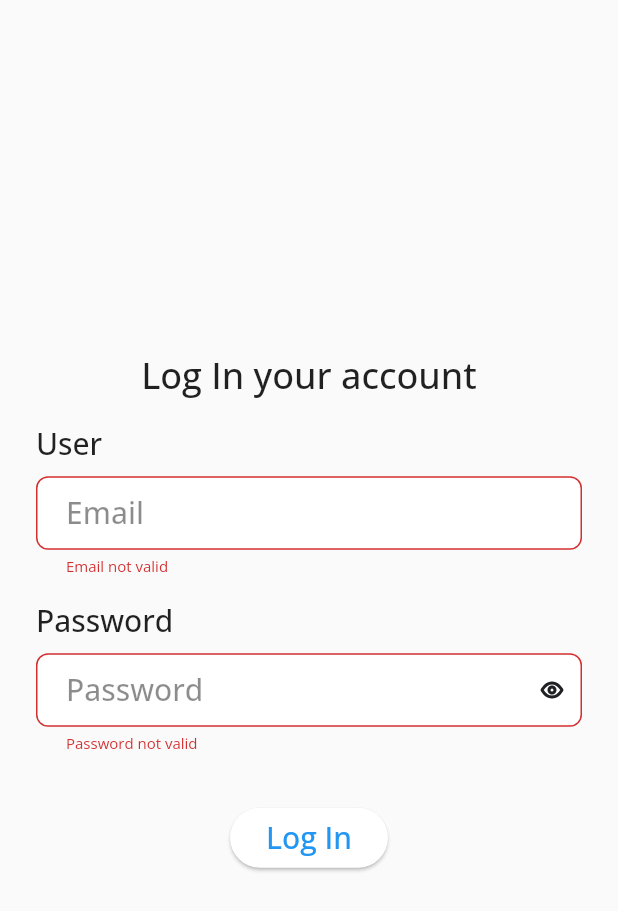
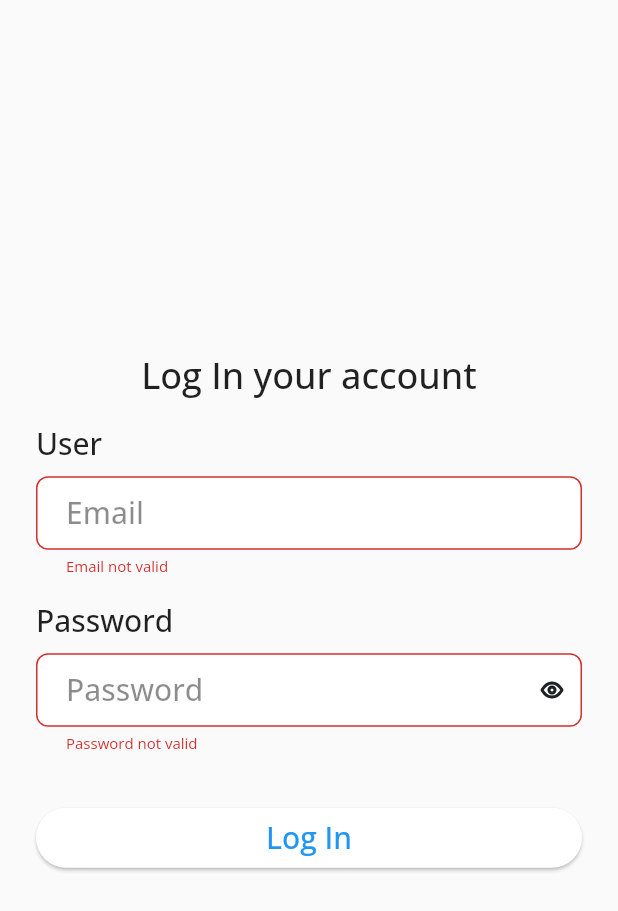
Before and after one commit to Alvardud/IO_Extended_2023_GDG_La_Paz, a Flutter app: the screen it shows after launch, after a tap on "Log In", on a phone screen of 412 x 824 dp. Shown: the top 911 px of the screen. Run offline on Flutter 3.47's test engine with Material 2 defaults, Android fonts, the phone set to English and light mode, and no system bars; our stand-ins replace cloud_firestore, firebase_auth, firebase_core, flutter_svg, google_fonts, shared_preferences; accounts and stored records are empty.

Commit message:
fixing bugs

```diff
--- a/lib/src/config/init_app.dart
+++ b/lib/src/config/init_app.dart
@@ -3,6 +3,7 @@ import 'dart:developer';
 import 'package:io_extended_2023_gdg_la_paz/main.dart';
 import 'package:io_extended_2023_gdg_la_paz/src/plugins/theme_controller.dart';
 import 'package:io_extended_2023_gdg_la_paz/src/ui/pages/onboarding/onboarding_page.dart';
+import 'package:io_extended_2023_gdg_la_paz/src/ui/pages/portal/portal_page.dart';
 
 import '../plugins/auth/auth.dart';
 import '../ui/pages/auth/login_page.dart';
@@ -24,10 +25,10 @@ class InitAppController {
           ?.pushNamedAndRemoveUntil(LoginPage.route, (route) => false);
       return;
     }
-    log('entra tambien aca');
+    // log('entra tambien aca');
     // await Future.delayed(const Duration(seconds: 2));
     navigatorKey.currentState
-        ?.pushNamedAndRemoveUntil(OnboardingPage.route, (route) => false);
+        ?.pushNamedAndRemoveUntil(PortalPage.route, (route) => false);
     return;
   }
 }
--- a/lib/src/plugins/firebase/firestore_service.dart
+++ b/lib/src/plugins/firebase/firestore_service.dart
@@ -1,5 +1,4 @@
 import 'dart:convert';
-import 'dart:developer';
 
 import 'package:cloud_firestore/cloud_firestore.dart';
 
--- a/lib/src/ui/pages/auth/login_page.dart
+++ b/lib/src/ui/pages/auth/login_page.dart
@@ -111,12 +111,15 @@ class _LoginPageState extends State<LoginPage> {
                         ? const Center(
                             child: CircularProgressIndicator(),
                           )
-                        : ElevatedButton(
-                            onPressed: _onTapLogin,
-                            child: const Text('Log In',
-                                style: TextStyle(
-                                  fontSize: 20,
-                                ))),
+                        : SizedBox(
+                          width: double.infinity,
+                          child: ElevatedButton(
+                              onPressed: _onTapLogin,
+                              child: const Text('Log In',
+                                  style: TextStyle(
+                                    fontSize: 20,
+                                  ))),
+                        ),
                   ),
                   const SizedBox(
                     height: 8,
--- a/lib/src/ui/pages/auth/login_service.dart
+++ b/lib/src/ui/pages/auth/login_service.dart
@@ -8,7 +8,7 @@ import 'package:io_extended_2023_gdg_la_paz/src/plugins/auth/auth.dart';
 import 'package:io_extended_2023_gdg_la_paz/src/ui/pages/auth/user_store.dart';
 
 import '../../../config/middleware.dart';
-import '../portal/portal_page.dart';
+import '../onboarding/onboarding_page.dart';
 
 class LoginService extends ServiceConfig{
   final store = UserStore.store;
@@ -21,7 +21,7 @@ class LoginService extends ServiceConfig{
     final response = await firestoreFetch('/$uid');
     if (response.status == StatusNetwork.connected) {
       store.user = UserApp.fromMap(response.data);
-      navigatorKey.currentState?.pushNamedAndRemoveUntil(PortalPage.route, (route) => false);
+      navigatorKey.currentState?.pushNamedAndRemoveUntil(OnboardingPage.route, (route) => false);
     }else{
       throw 'Ocurrio un error inesperado';
     }
--- a/lib/src/ui/pages/portal/portal_page.dart
+++ b/lib/src/ui/pages/portal/portal_page.dart
@@ -56,8 +56,8 @@ class _PortalPageState extends State<PortalPage> {
       page: SponsorsPage(),
       index: 2,
     ),
-    const _PortalNavItem(
-      icon: Icon(
+     _PortalNavItem(
+      icon: const Icon(
         Icons.local_hospital,
       ),
       label: 'Equipo',
--- a/lib/src/ui/pages/splash/splash_page.dart
+++ b/lib/src/ui/pages/splash/splash_page.dart
@@ -1,7 +1,6 @@
 import 'package:flutter/material.dart';
 import 'package:io_extended_2023_gdg_la_paz/src/config/init_app.dart';
 import 'package:io_extended_2023_gdg_la_paz/src/plugins/theme_controller.dart';
-import 'package:io_extended_2023_gdg_la_paz/src/ui/pages/splash/splash_service.dart';
 
 class SplashScreen extends StatefulWidget {
   static const route = 'splash_screen';
```
Also changed, not shown: lib/src/ui/pages/splash/splash_service.dart (deleted, +0 -35 lines), lib/src/ui/pages/team/team_page.dart (+14 -3 lines), lib/src/ui/pages/team/team_service.dart (added, +16 -0 lines).
